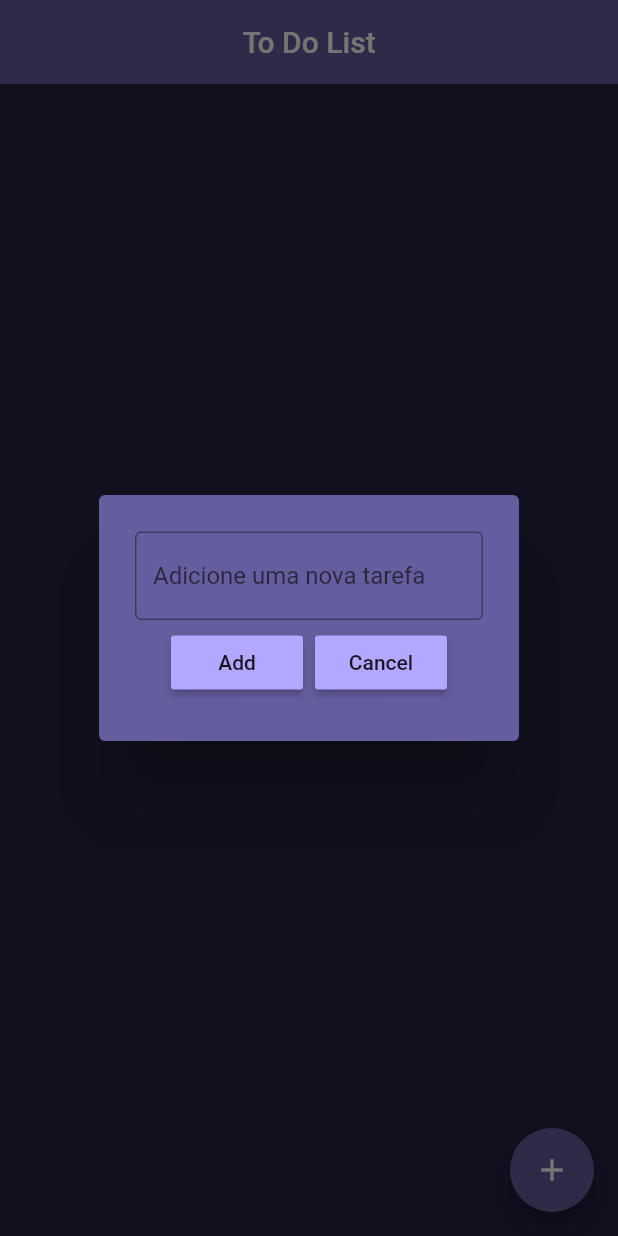
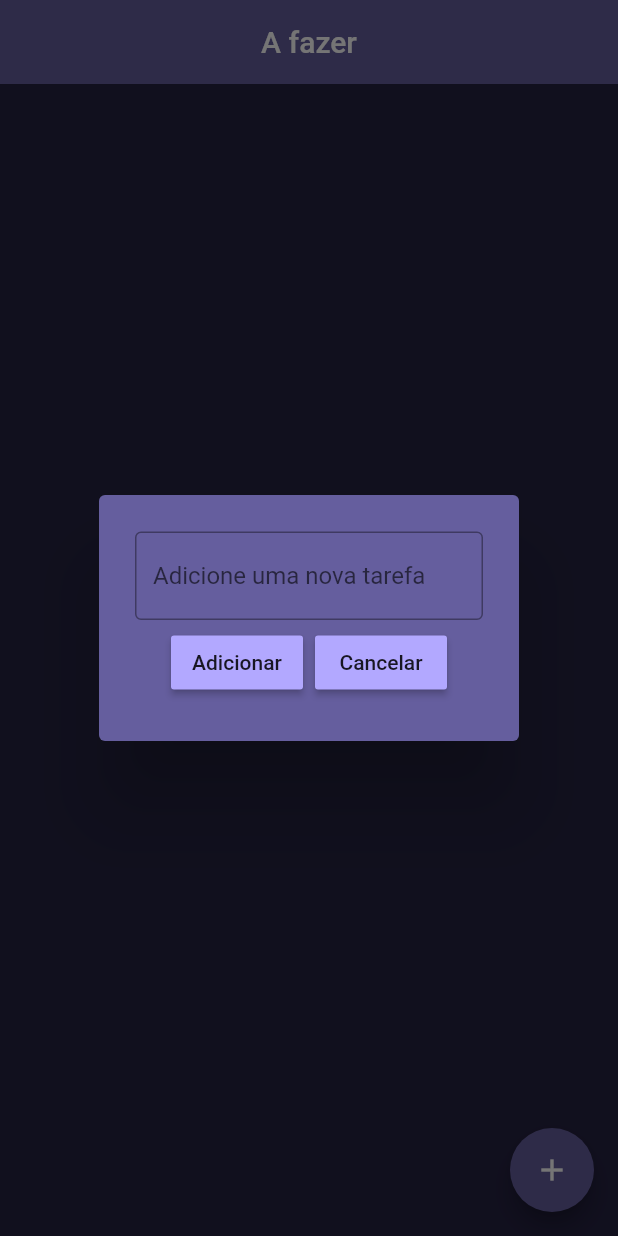
Before and after one commit to alex-custodio/ToDoAPP, a Flutter app: the screen it shows after launch, after a tap on the "add" icon, on a phone screen of 412 x 824 dp. Run offline on Flutter 3.47's test engine with Material 2 defaults, Android fonts, the phone set to English and light mode, and no system bars; our stand-ins replace flutter_slidable.

```diff
--- a/lib/components/dialog.dart
+++ b/lib/components/dialog.dart
@@ -28,9 +28,9 @@ class DialogBox extends StatelessWidget {
             Row(
               mainAxisAlignment: MainAxisAlignment.center,
               children: [
-                Button(text: "Add", onPressed: onAdd),
+                Button(text: "Adicionar", onPressed: onAdd),
                 const SizedBox(width: 8.0),
-                Button(text: "Cancel", onPressed: onCancel),
+                Button(text: "Cancelar", onPressed: onCancel),
               ],
             )
           ],
--- a/lib/screens/home_page.dart
+++ b/lib/screens/home_page.dart
@@ -29,12 +29,18 @@ class _HomePageState extends State<HomePage> {
     Navigator.of(context).pop();
   }
 
+  void onDelete(int index) {
+    setState(() {
+      tasks.removeAt(index);
+    });
+  }
+
   @override
   Widget build(BuildContext context) {
     return Scaffold(
       appBar: AppBar(
         backgroundColor: Color.fromARGB(255, 101, 94, 158),
-        title: Center(child: Text("To Do List")),
+        title: Center(child: Text("A fazer")),
         elevation: 0,
       ),
       floatingActionButton: FloatingActionButton(
@@ -59,6 +65,7 @@ class _HomePageState extends State<HomePage> {
               taskName: tasks[index][0],
               checkMarked: tasks[index][1],
               onChanged: (value) => onChanged(value, index),
+              onDelete: (context) => onDelete(index),
             );
           })),
       backgroundColor: Color(0xff252242),
--- a/pubspec.yaml
+++ b/pubspec.yaml
@@ -36,6 +36,7 @@ dependencies:
   # The following adds the Cupertino Icons font to your application.
   # Use with the CupertinoIcons class for iOS style icons.
   cupertino_icons: ^1.0.2
+  flutter_slidable: ^1.2.0
 
 dev_dependencies:
   flutter_test:
```
Also changed, not shown: lib/components/task_box.dart (+17 -1 lines), pubspec.lock.
